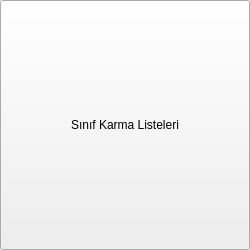
Old version of the form src/UI/SchemesPage/xlsxbutton.ui in the repository ikolomiko/ikooskar-qt.
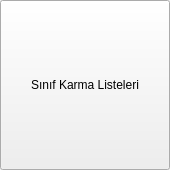
New version of the form. Icons and pictures are not drawn.

Commit message:
XlsxButton: shrink size
Shrink the button size from 250 to 170, and the icon size from 200 to 130

```diff
--- a/src/UI/SchemesPage/xlsxbutton.ui
+++ b/src/UI/SchemesPage/xlsxbutton.ui
@@ -6,20 +6,20 @@
    <rect>
     <x>0</x>
     <y>0</y>
-    <width>250</width>
-    <height>250</height>
+    <width>170</width>
+    <height>170</height>
    </rect>
   </property>
   <property name="minimumSize">
    <size>
-    <width>250</width>
-    <height>250</height>
+    <width>170</width>
+    <height>170</height>
    </size>
   </property>
   <property name="maximumSize">
    <size>
-    <width>250</width>
-    <height>250</height>
+    <width>170</width>
+    <height>170</height>
    </size>
   </property>
   <property name="windowTitle">
@@ -42,14 +42,14 @@
     <widget class="QToolButton" name="btnXlsxFile">
      <property name="minimumSize">
       <size>
-       <width>250</width>
-       <height>250</height>
+       <width>170</width>
+       <height>170</height>
       </size>
      </property>
      <property name="maximumSize">
       <size>
-       <width>250</width>
-       <height>250</height>
+       <width>170</width>
+       <height>170</height>
       </size>
      </property>
      <property name="text">
@@ -61,8 +61,8 @@
      </property>
      <property name="iconSize">
       <size>
-       <width>200</width>
-       <height>200</height>
+       <width>130</width>
+       <height>130</height>
       </size>
      </property>
      <property name="toolButtonStyle">
```
